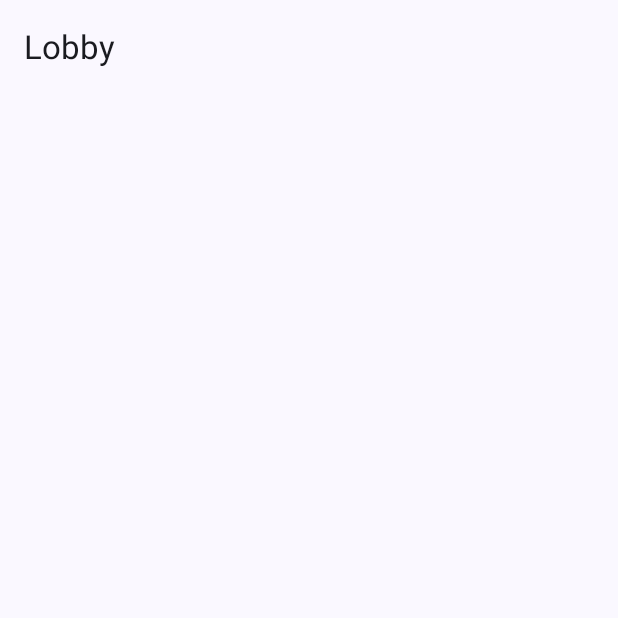
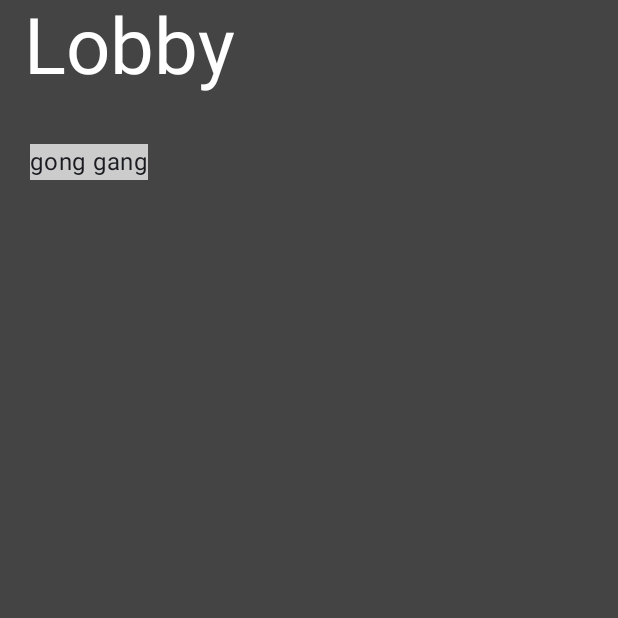
Before and after one commit to Masstoppe/TicTackToe-LucasTorik, an Android app built with Jetpack Compose: the Lobby screen opened through its navigation route, on a phone screen of 412 x 824 dp, the top half of it. Before the commit the part shown is almost empty. Run offline under Robolectric (Android 15) with nearby library versions, the phone set to English and light mode, and no system bars.

Commit message:
ytterligare UI tillägg

```diff
--- a/app/src/main/java/com/example/tictacktoe_lt/Home.kt
+++ b/app/src/main/java/com/example/tictacktoe_lt/Home.kt
@@ -1,19 +1,40 @@
 package com.example.tictacktoe_lt
 
 
+import androidx.compose.foundation.background
 import androidx.compose.foundation.layout.Arrangement
+import androidx.compose.foundation.layout.Box
 import androidx.compose.foundation.layout.Column
+import androidx.compose.foundation.layout.Spacer
 import androidx.compose.foundation.layout.fillMaxSize
+import androidx.compose.foundation.layout.height
 import androidx.compose.foundation.layout.padding
+import androidx.compose.foundation.layout.size
+import androidx.compose.foundation.layout.width
+import androidx.compose.material3.BottomAppBar
 import androidx.compose.material3.Button
 import androidx.compose.material3.ExperimentalMaterial3Api
+import androidx.compose.material3.MaterialTheme
+import androidx.compose.material3.OutlinedTextField
 import androidx.compose.material3.Scaffold
+import androidx.compose.material3.Surface
 import androidx.compose.material3.Text
+import androidx.compose.material3.TextFieldColors
 import androidx.compose.material3.TopAppBar
+import androidx.compose.material3.TopAppBarColors
+import androidx.compose.material3.TopAppBarDefaults
+import androidx.compose.material3.contentColorFor
 import androidx.compose.runtime.Composable
 import androidx.compose.ui.Alignment
 import androidx.compose.ui.Modifier
+import androidx.compose.ui.graphics.Color
+import androidx.compose.ui.text.TextStyle
+import androidx.compose.ui.text.style.TextAlign
+import androidx.compose.ui.tooling.preview.Preview
+import androidx.compose.ui.unit.dp
+import androidx.compose.ui.unit.sp
 import androidx.navigation.NavController
+import com.example.tictacktoe_lt.ui.theme.TicTackToeLTTheme
 
 @OptIn(ExperimentalMaterial3Api::class)
 @Composable
@@ -21,20 +42,35 @@ fun Home(navController: NavController){
         Scaffold(
             topBar = {
                 TopAppBar(
+                    colors = TopAppBarDefaults.topAppBarColors(
+                        containerColor = Color.DarkGray,
+                        titleContentColor = Color.White
+                    ),
                     // enkel titel längst upp på skärmen
-                title = { Text("Home") }
+                    title = { Text("Tic-Tac-Toe",
+                        style = TextStyle(fontSize = 52.sp)
+                    ) }
                 )
+
             },
-    ){ padding ->
+            bottomBar = {BottomAppBar(containerColor = Color.DarkGray) {  }}
+        ) { padding ->
             Column(
                 modifier = Modifier
                     .fillMaxSize()
-                .padding(padding),
+                    .padding(padding).background(color = Color.DarkGray),
                 verticalArrangement = Arrangement.Center,
                 horizontalAlignment = Alignment.CenterHorizontally
-        ){
+            ) {
+                OutlinedTextField(
+                    value = "",
+                    onValueChange = {/* TODO */},
+                    label = { Text("Player Name")},
+                )
+                Spacer(modifier = Modifier.height(8.dp))
                 //placerar en enkel play knapp i mitten av skärmen
-            Button(onClick = {navController.navigate("Lobby")}) {
+                Button(onClick = { navController.navigate("Lobby") },
+                    modifier = Modifier.width(150.dp).height(75.dp)) {
                     Text("PLAY")
                 }
             }
--- a/app/src/main/java/com/example/tictacktoe_lt/Lobby.kt
+++ b/app/src/main/java/com/example/tictacktoe_lt/Lobby.kt
@@ -1,13 +1,28 @@
 package com.example.tictacktoe_lt
 
 import android.annotation.SuppressLint
+import androidx.compose.foundation.background
+import androidx.compose.foundation.layout.Box
+import androidx.compose.foundation.layout.Column
+import androidx.compose.foundation.layout.Spacer
+import androidx.compose.foundation.layout.fillMaxSize
+import androidx.compose.foundation.layout.height
+import androidx.compose.foundation.layout.padding
+import androidx.compose.material3.BottomAppBar
 import androidx.compose.material3.ExperimentalMaterial3Api
 import androidx.compose.material3.FloatingActionButton
 import androidx.compose.material3.Scaffold
 import androidx.compose.material3.TopAppBar
 import androidx.compose.runtime.Composable
 import androidx.compose.material3.Text
+import androidx.compose.material3.TopAppBarColors
+import androidx.compose.material3.TopAppBarDefaults
+import androidx.compose.ui.Modifier
+import androidx.compose.ui.graphics.Color
+import androidx.compose.ui.text.TextStyle
 import androidx.compose.ui.tooling.preview.Preview
+import androidx.compose.ui.unit.dp
+import androidx.compose.ui.unit.sp
 import androidx.navigation.NavController
 import com.example.tictacktoe_lt.ui.theme.TicTackToeLTTheme
 
@@ -18,12 +33,34 @@ fun Lobby(navController: NavController){
     Scaffold(
         topBar = {
             TopAppBar(
+                colors = TopAppBarDefaults.topAppBarColors(
+                    containerColor = Color.DarkGray,
+                    titleContentColor = Color.White
+                ),
                 //titel för lobby
-                title = { Text("Lobby") }
+                title = { Text("Lobby", style = TextStyle(fontSize = 52.sp))}
             )
         },
-    ){
-        //här ska vi ha de två vita boxarna med "Online Players"
-        //och "Recieved invites"
+        bottomBar = {BottomAppBar(containerColor = Color.DarkGray){}}
+    ){ padding ->
+        Column(
+            modifier = Modifier.fillMaxSize().background(color = Color.DarkGray)
+        ) {
+            //fuckade än så länge
+            Box(
+                modifier = Modifier.padding(20.dp)
+                    .background(color = Color.LightGray)
+            ){
+                Text("gong gang")
+            }
+            Spacer(modifier = Modifier.height(12.dp))
+            Box(
+                modifier = Modifier.padding(20.dp)
+                    .background(color = Color.LightGray)
+            )
+            {
+                Text("gong gang")
+            }
+        }
     }
 }
--- a/app/src/main/java/com/example/tictacktoe_lt/MainActivity.kt
+++ b/app/src/main/java/com/example/tictacktoe_lt/MainActivity.kt
@@ -34,10 +34,10 @@ fun TicTacToeApp(){
     }
 
 }
-
+//PREVIEW
 @Preview(showBackground = true)
 @Composable
-fun GreetingPreview() {
+fun TicTacToePreview() {
     TicTackToeLTTheme {
         TicTacToeApp()
     }
```
Lines whose indentation alone changed are shown as unchanged.
